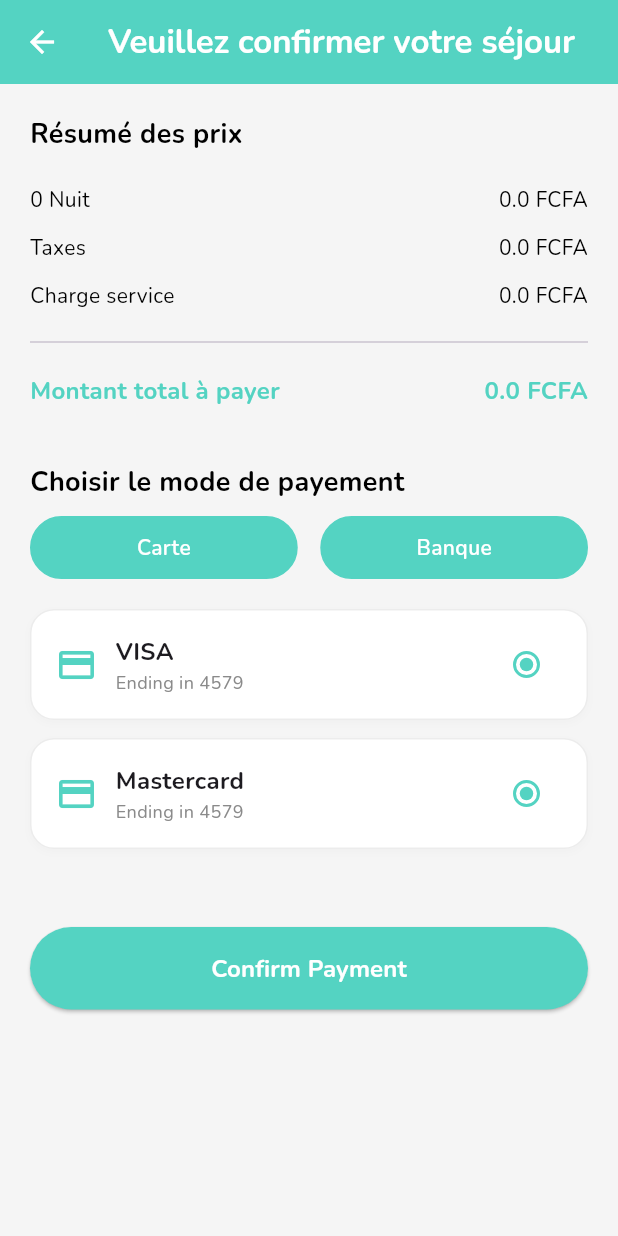
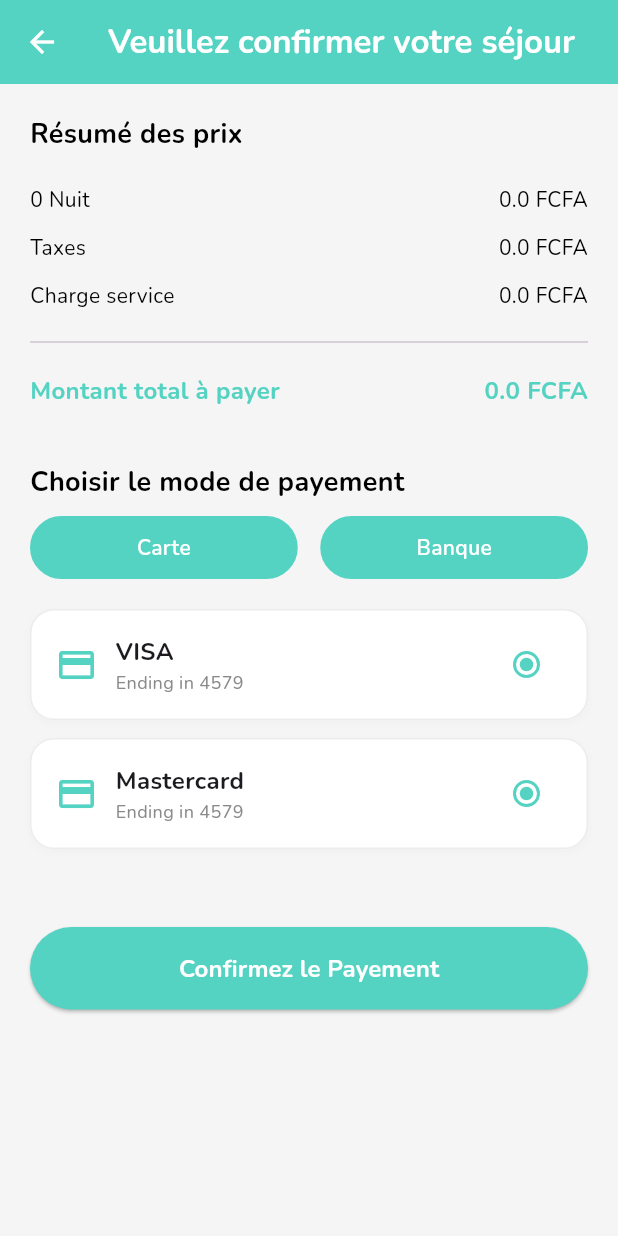
Before and after one commit to DevAriane/HOTEL-FLUTTER, a Flutter app: the Payment screen opened directly with empty values, on a phone screen of 412 x 824 dp. Run offline on Flutter 3.47's test engine with Material 3 defaults, Android fonts, the phone set to English and light mode, and no system bars; our stand-ins replace cached_network_image, get, google_fonts, objectbox, table_calendar; missing offline and left inert: flat_buffers, objectbox_flutter_libs; network calls fail.

Commit message:
add correct

```diff
--- a/lib/pages/payement.dart
+++ b/lib/pages/payement.dart
@@ -140,7 +140,7 @@ class Payment extends StatelessWidget {
                   ),
                 ),
                 child: Text(
-                  'Confirm Payment',
+                  'Confirmez le Payement',
                   style: GoogleFonts.nunito(
                     fontSize: 16,
                     fontWeight: FontWeight.bold,
```
Also changed, not shown: pubspec.lock.
